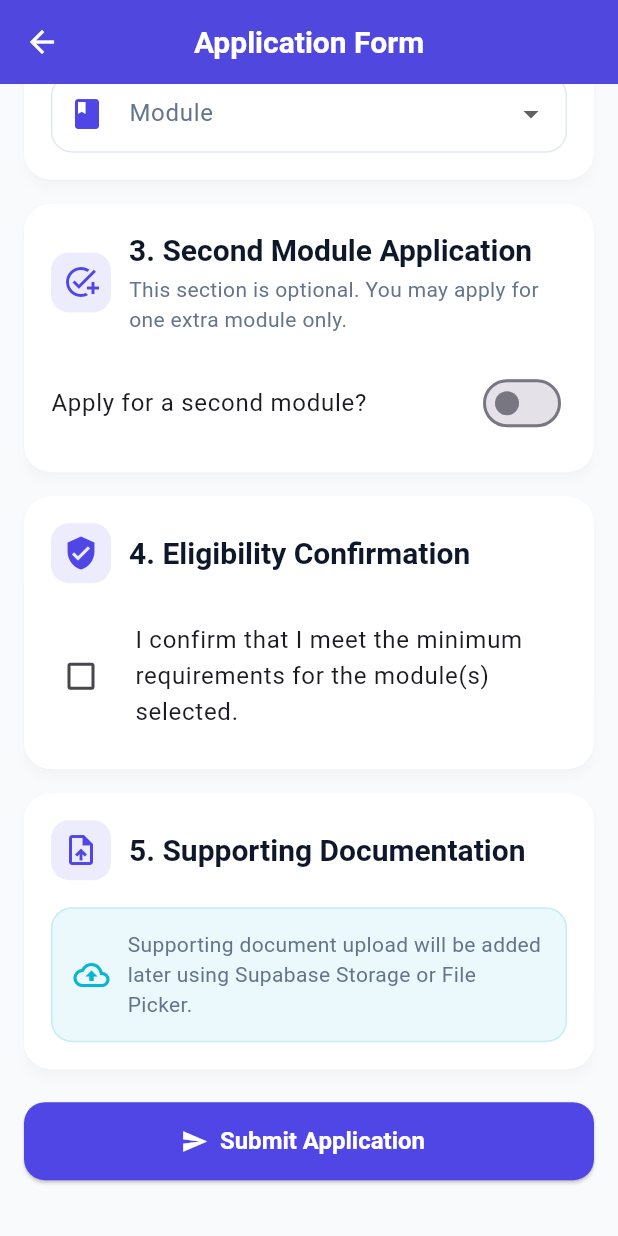
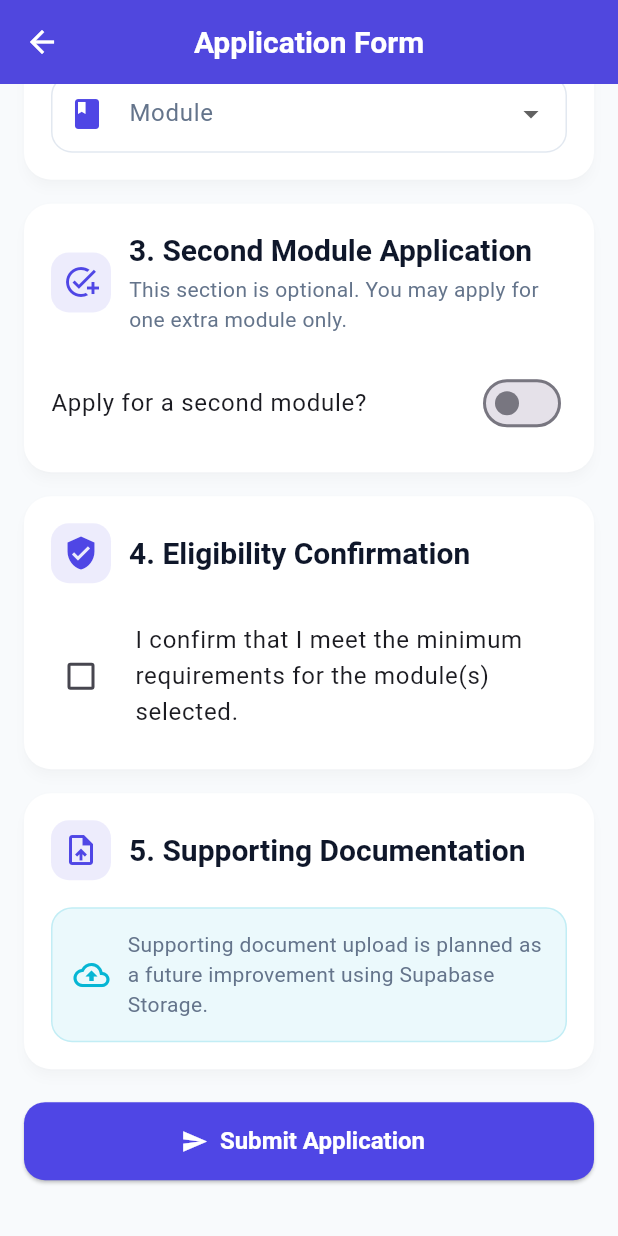
Before and after one commit to avhasei47/GROUP_W, a Flutter app: the ApplicationFormScreen screen opened by its route, scrolled down 576 dp, on a phone screen of 412 x 824 dp. Run offline on Flutter 3.47's test engine with Material 3 defaults, Android fonts, the phone set to English and light mode, and no system bars; our stand-ins replace supabase_flutter; accounts and stored records are empty.

Commit message:
update project

```diff
--- a/lib/views/application_form_screen.dart
+++ b/lib/views/application_form_screen.dart
@@ -110,7 +110,9 @@ class _ApplicationFormScreenState extends State<ApplicationFormScreen> {
     final hasApplication = context.watch<ApplicationViewModel>().hasApplication;
 
     return Scaffold(
-      appBar: AppBar(title: const Text('Application Form')),
+      appBar: AppBar(
+        title: const Text('Application Form'),
+      ),
       body: hasApplication
           ? const _BlockedApplicationState()
           : Form(
@@ -407,8 +409,10 @@ class _ApplicationFormScreenState extends State<ApplicationFormScreen> {
                             SizedBox(width: 12),
                             Expanded(
                               child: Text(
-                                'Supporting document upload will be added later using Supabase Storage or File Picker.',
-                                style: TextStyle(color: AppColors.textGrey),
+                                'Supporting document upload is planned as a future improvement using Supabase Storage.',
+                                style: TextStyle(
+                                  color: AppColors.textGrey,
+                                ),
                               ),
                             ),
                           ],
```
Also changed, not shown: lib/services/appilication_service.dart (+7 -1 lines), pubspec.yaml (+4 -11 lines), pubspec.lock, 1 other file.
